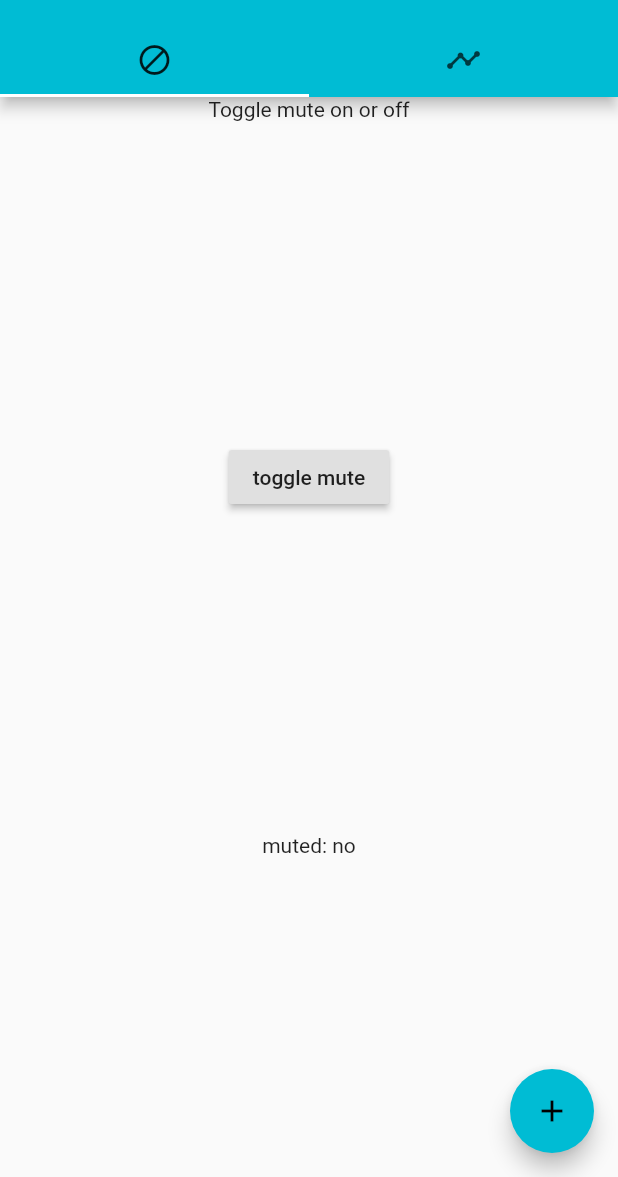
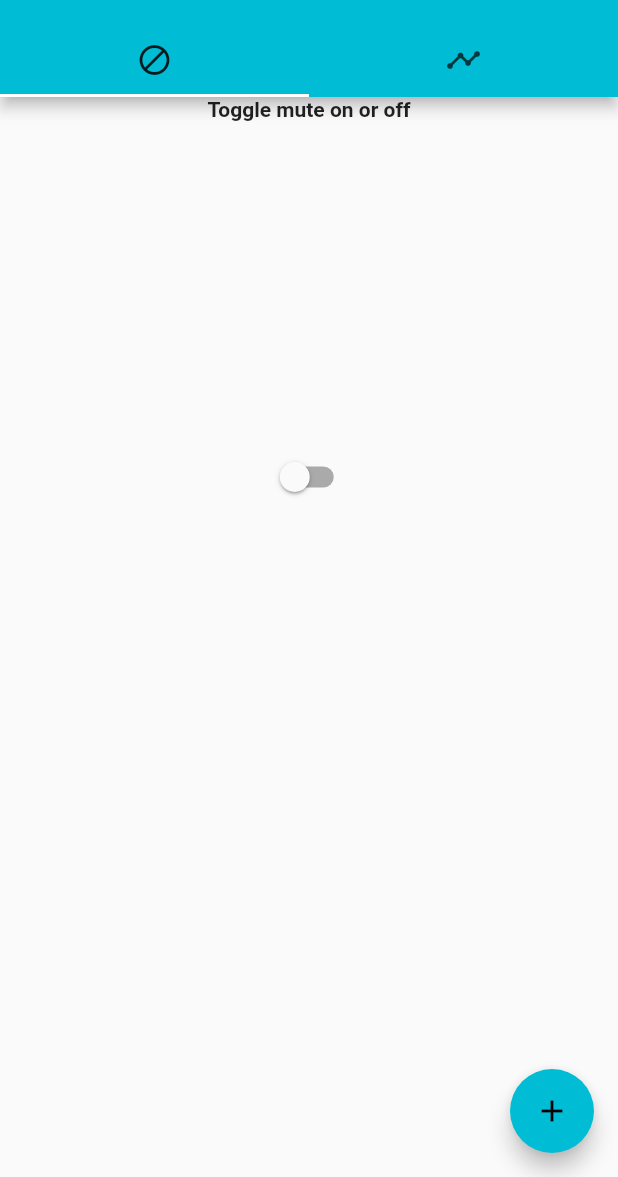
Before and after one commit to rlnsy/naughtify, a Flutter app: the screen it shows after launch, on a phone screen of 412 x 824 dp, the part 59-1236 px from its top. Run offline on Flutter 3.47's test engine with Material 2 defaults, Android fonts, the phone set to English and light mode, and no system bars; missing offline and left inert: local_notifications.

Commit message:
ui things

```diff
--- a/lib/main.dart
+++ b/lib/main.dart
@@ -85,38 +85,36 @@ class MainState extends State<HomePage> {
     return new Center(
         child: new Column(
       children: <Widget>[
-        new Text('Toggle mute on or off'),
+        new Text('Toggle mute on or off',
+          style: new TextStyle(fontWeight: FontWeight.bold),),
         new Expanded(
             child: new Column(
           mainAxisAlignment: MainAxisAlignment.spaceEvenly,
           children: <Widget>[
-            new RaisedButton(
-                child: new Text("toggle mute"), onPressed: _toggleMute),
-            new Text("muted: ${_isMuted()}"),
+            new Switch(value: muted,
+                onChanged: (bool val) {
+                  setState(() {
+                    muted = val;
+                  });
+                  widget.pMethods.toggleMuteMode();
+                }),
+            new Text('${_listening()}')
           ],
         ))
       ],
     ));
   }
 
-  _toggleMute() {
-    bool newValue;
-    if (muted) {
-      newValue = false;
-    } else {
-      newValue = true;
-    }
-    widget.pMethods.toggleMuteMode();
-    setState(() {
-      muted = newValue;
-    });
+  String _listening() {
+    if (muted)
+      return 'listening for notifications...';
+    return '';
   }
 
-  String _isMuted() {
+  String _toggleStatus() {
     if (muted)
-      return "yes - currently listening for notifications";
-    else
-      return "no";
+      return 'mute on';
+    return 'mute off';
   }
 
   // VIEW STUFF
@@ -128,7 +126,8 @@ class MainState extends State<HomePage> {
 
     Widget mainView = new Column(
       children: <Widget>[
-        new Text('Notification Session History'),
+        new Text('Notification Session History',
+          style: new TextStyle(fontWeight: FontWeight.bold),),
         new Expanded(
             child: new FutureBuilder(
                 future: widget.manager.decodeNewNotifications(),
@@ -167,8 +166,16 @@ class MainState extends State<HomePage> {
         itemBuilder: (context, i) {
           if (i.isOdd) return new Divider();
           final index = i ~/ 2;
-          if (index >= widget.manager.getNumSessions()) {
+          if (index > widget.manager.getNumSessions()) {
             return new Container();
+          } else if (index == widget.manager.getNumSessions()) {
+            String message;
+            if (index == 0)
+              message = 'there\'s nothing here! \u{1F42D}';
+            else
+              message = 'this is the beginning \u{1F412}';
+            return new Center(
+                child: new Text(message));
           } else {
             return _buildSessionView(widget.manager.getSessions()[index]);
           }
@@ -181,7 +188,7 @@ class MainState extends State<HomePage> {
         Navigator.of(context).push(new MaterialPageRoute(builder: (context) {
           return new Scaffold(
             appBar: new AppBar(
-              title: new Text('Sessions Information'),
+              title: new Text('Session Information'),
             ),
             body: new Column(
               children: _buildNotificationViews(s),
```
